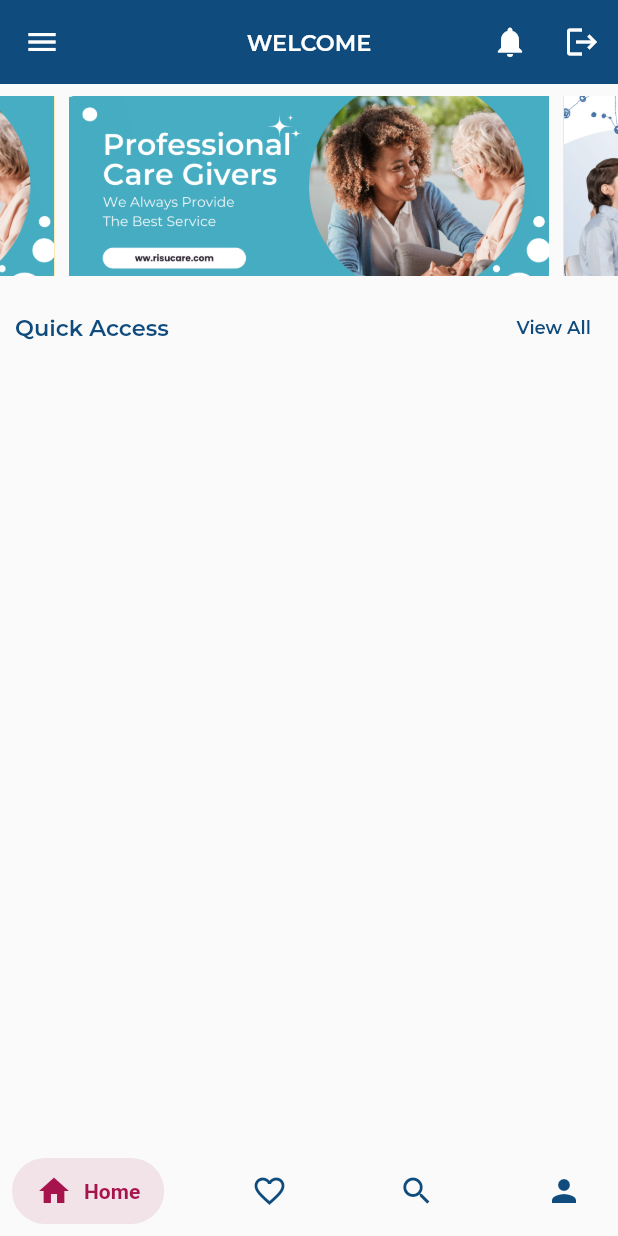
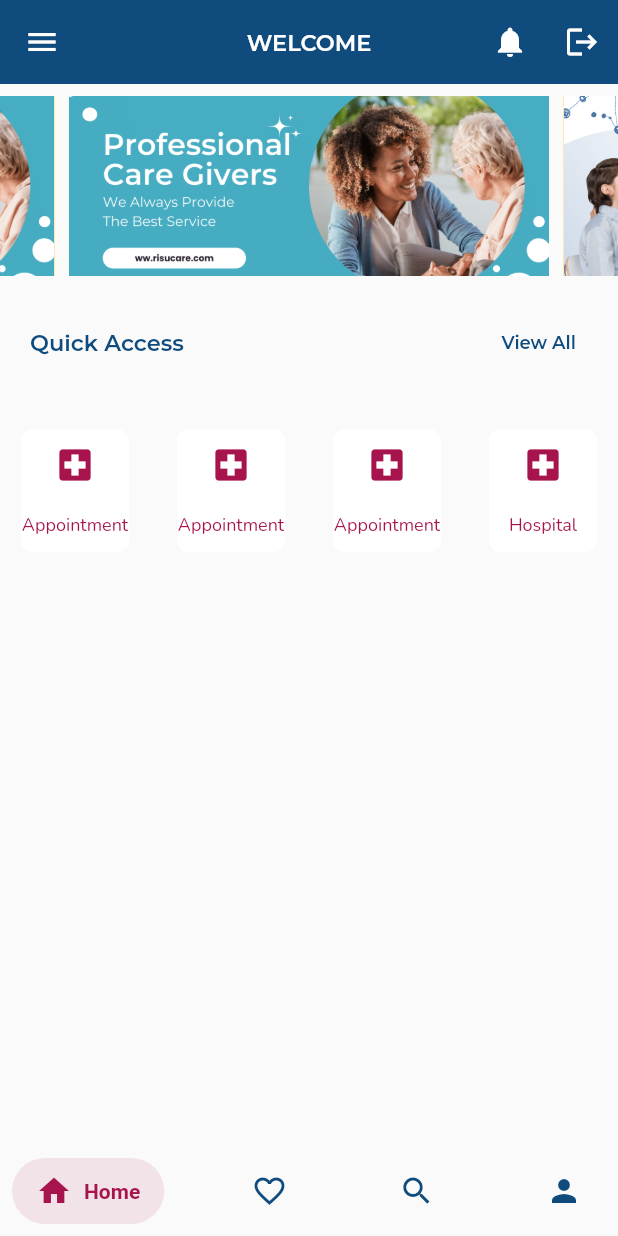
Before and after one commit to ST60002CEM/batch31b-ishwar46, a Flutter app: the HomePage screen opened by its route, on a phone screen of 412 x 824 dp. Run offline on Flutter 3.47's test engine with Material 2 defaults, Android fonts, the phone set to English and light mode, and no system bars; drawn by our look-alikes of carousel_slider, salomon_bottom_bar; our stand-ins replace awesome_dialog, flutter_easyloading, flutter_svg, google_fonts, shimmer.

Commit message:
home page update

```diff
--- a/lib/views/home/home_page.dart
+++ b/lib/views/home/home_page.dart
@@ -6,6 +6,8 @@ import 'package:flutter/material.dart';
 import 'package:flutter_easyloading/flutter_easyloading.dart';
 import 'package:google_fonts/google_fonts.dart';
 import 'package:salomon_bottom_bar/salomon_bottom_bar.dart';
+
+import '../../widgets/card_widget.dart';
 
 class HomePage extends StatefulWidget {
   const HomePage({Key? key}) : super(key: key);
@@ -76,6 +78,7 @@ class _HomePageState extends State<HomePage> {
             children: [
               CarouselSlider(
                 options: CarouselOptions(
+                  aspectRatio: 10.0,
                   height: 120.0,
                   autoPlay: true,
                   autoPlayInterval: const Duration(seconds: 3),
@@ -110,7 +113,9 @@ class _HomePageState extends State<HomePage> {
                 child: Row(
                   mainAxisAlignment: MainAxisAlignment.spaceBetween,
                   children: [
-                    Text(
+                    Container(
+                      padding: const EdgeInsets.all(10),
+                      child: Text(
                         "Quick Access",
                         style: GoogleFonts.montserrat(
                           color: AppColor.primaryColor,
@@ -118,7 +123,10 @@ class _HomePageState extends State<HomePage> {
                           fontWeight: FontWeight.w600,
                         ),
                       ),
-                    TextButton(
+                    ),
+                    Container(
+                      padding: const EdgeInsets.all(10),
+                      child: TextButton(
                         onPressed: () {
                           EasyLoading.showInfo("This feature is coming soon.");
                         },
@@ -131,8 +139,60 @@ class _HomePageState extends State<HomePage> {
                           ),
                         ),
                       ),
+                    ),
                   ],
                 ),
+              ),
+              const SizedBox(
+                height: 10.0,
+              ),
+              Row(
+                mainAxisAlignment: MainAxisAlignment.spaceBetween,
+                children: [
+                  Container(
+                    width: 100,
+                    height: 110,
+                    padding: const EdgeInsets.all(10),
+                    child: const CardWidget(
+                      title: "Appointment",
+                      routeName: "/hospital",
+                      iconData: Icons.local_hospital,
+                    ),
+                  ),
+                  Container(
+                    width: 100,
+                    height: 110,
+                    padding: const EdgeInsets.all(10),
+                    child: const CardWidget(
+                      title: "Appointment",
+                      routeName: "/appointment",
+                      iconData: Icons.local_hospital,
+                    ),
+                  ),
+                  Container(
+                    width: 100,
+                    height: 110,
+                    padding: const EdgeInsets.all(10),
+                    child: const CardWidget(
+                      title: "Appointment",
+                      routeName: "/appointment",
+                      iconData: Icons.local_hospital,
+                    ),
+                  ),
+                  Container(
+                    width: 100,
+                    height: 110,
+                    padding: const EdgeInsets.all(10),
+                    child: CardWidget(
+                      title: "Hospital",
+                      routeName: "/appointment",
+                      iconData: Icons.local_hospital,
+                    ),
+                  ),
+                ],
+              ),
+              SizedBox(
+                height: 20,
               ),
             ],
           ),
--- /dev/null
+++ b/lib/widgets/card_widget.dart
@@ -0,0 +1,55 @@
+import 'package:flutter/material.dart';
+import 'package:google_fonts/google_fonts.dart';
+
+import '../styles/appcolor.dart';
+
+class CardWidget extends StatelessWidget {
+  final String title;
+  final String routeName;
+  final IconData iconData;
+
+  const CardWidget({
+    super.key,
+    required this.title,
+    required this.routeName,
+    required this.iconData,
+  });
+
+  @override
+  Widget build(BuildContext context) {
+    return Card(
+      shape: RoundedRectangleBorder(
+        borderRadius: BorderRadius.circular(8),
+      ),
+      elevation: 0.0,
+      child: InkWell(
+        enableFeedback: true,
+        onTap: () {
+          Navigator.pushNamed(context, routeName);
+        },
+        child: Column(
+          mainAxisAlignment: MainAxisAlignment.center,
+          children: [
+            Icon(
+              iconData,
+              size: 28,
+              color: AppColor.secondaryColor,
+            ),
+            const SizedBox(
+              height: 18,
+            ),
+            Text(
+              title,
+              style: TextStyle(
+                fontSize: 12.0,
+                color: AppColor.secondaryColor,
+                fontFamily: GoogleFonts.nunito().fontFamily,
+              ),
+              textAlign: TextAlign.center,
+            )
+          ],
+        ),
+      ),
+    );
+  }
+}
```
Also changed, not shown: 1 other file. Lines whose indentation alone changed are shown as unchanged.
